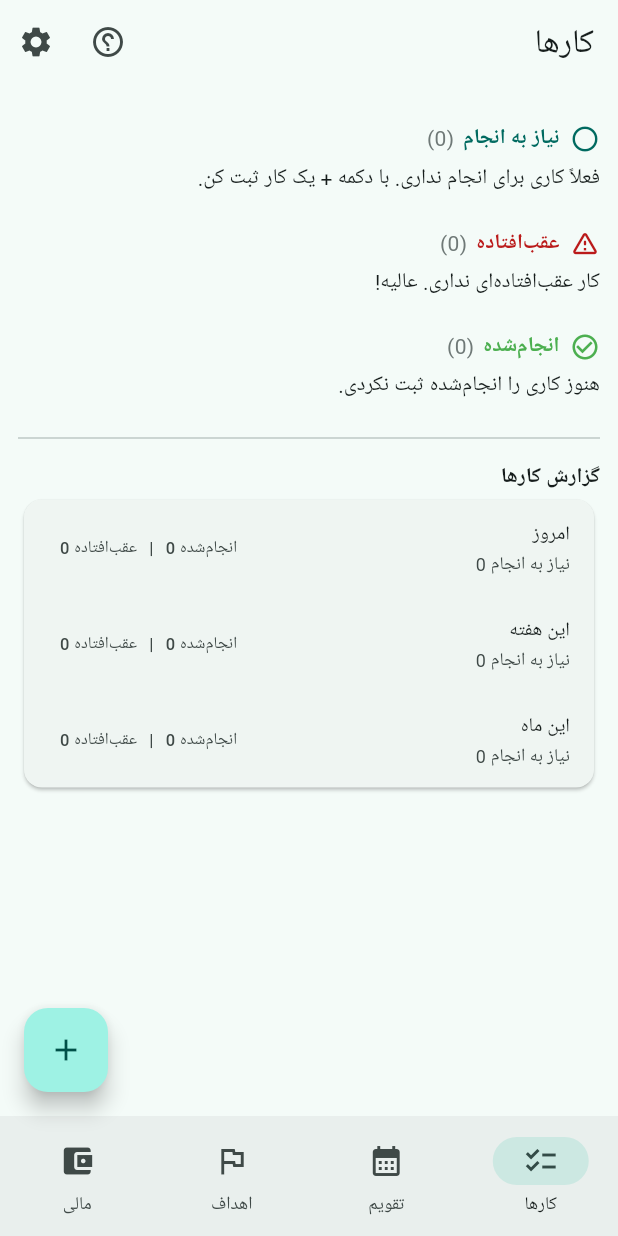
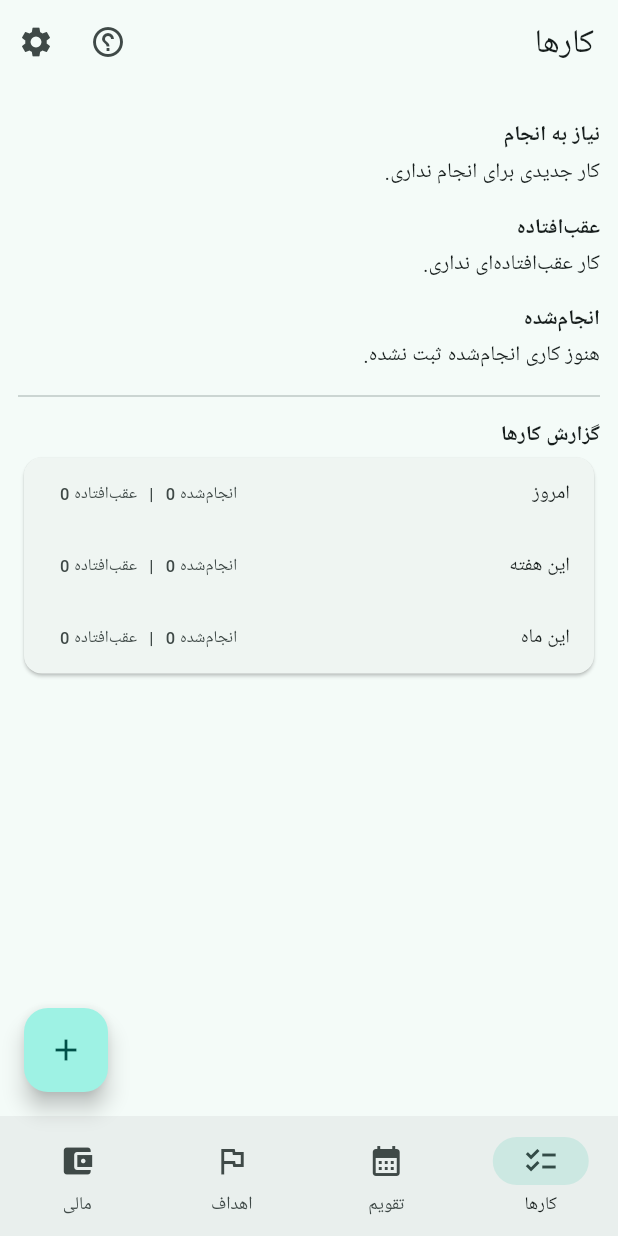
Before and after one commit to SajadAriae/konj-planner, a Flutter app: the screen it shows after launch, after a tap on "بعدی", after a tap on "قبلی", after a tap on the "close" icon, on a phone screen of 412 x 824 dp. Run offline on Flutter 3.47's test engine with Material 3 defaults, Android fonts, the phone set to English and light mode, and no system bars; our stand-ins replace flutter_local_notifications, shared_preferences, timezone; missing offline and left inert: home_widget.

Commit message:
Update main.dart

```diff
--- a/lib/main.dart
+++ b/lib/main.dart
@@ -3,9 +3,9 @@ import 'package:flutter/material.dart';
 import 'package:flutter/services.dart';
 import 'package:shared_preferences/shared_preferences.dart';
 import 'package:flutter_local_notifications/flutter_local_notifications.dart';
+import 'package:home_widget/home_widget.dart';
 import 'package:timezone/data/latest.dart' as tzd;
 import 'package:timezone/timezone.dart' as tz;
-import 'package:home_widget/home_widget.dart';
 
 // ───────────────────────── تنظیمات و ثابت‌ها ─────────────────────────
 const kVer = 4; // نسخه‌ی ساختار داده؛ با تغییر ساختار بالا ببر و در D.load مهاجرت بنویس
@@ -285,60 +285,6 @@ class _JPickS extends State<_JPick> {
   }
 }
 
-// ───────────────────────── ویجت صفحه‌ی اصلی اندروید ─────────────────────────
-Future<void> syncHomeWidget() async {
-  try {
-    final now = DateTime.now();
-    final today = DateTime(now.year, now.month, now.day);
-
-    final todayTasks = D.tasks.where((k) {
-      if (k['done'] == true) return false;
-      final r = k['r'];
-      if (r == null) return true;
-      try {
-        final d = DateTime.parse(r);
-        return d.year == today.year && d.month == today.month && d.day == today.day;
-      } catch (_) {
-        return true;
-      }
-    }).toList();
-
-    final doneToday = D.tasks.where((k) {
-      if (k['done'] != true) return false;
-      final r = k['r'];
-      if (r == null) return false;
-      try {
-        final d = DateTime.parse(r);
-        return d.year == today.year && d.month == today.month && d.day == today.day;
-      } catch (_) {
-        return false;
-      }
-    }).length;
-
-    String nextTask = 'برای امروز کاری نداری 🎉';
-    if (todayTasks.isNotEmpty) {
-      todayTasks.sort((a, b) => ((a['r'] ?? '') as String).compareTo((b['r'] ?? '') as String));
-      nextTask = (todayTasks.first['t'] ?? '').toString();
-      if (nextTask.length > 34) nextTask = '${nextTask.substring(0, 34)}…';
-    }
-
-    final goalCount = D.goals.length;
-    final goalAvg = goalCount == 0
-        ? 0
-        : (D.goals.map((g) => (g['progress'] as int? ?? 0)).reduce((a, b) => a + b) / goalCount).round();
-
-    await Future.wait([
-      HomeWidget.saveWidgetData<int>('today_tasks', todayTasks.length),
-      HomeWidget.saveWidgetData<int>('done_today', doneToday),
-      HomeWidget.saveWidgetData<int>('goal_count', goalCount),
-      HomeWidget.saveWidgetData<int>('goal_avg', goalAvg),
-      HomeWidget.saveWidgetData<String>('next_task', nextTask),
-    ]);
-
-    await HomeWidget.updateWidget(androidName: 'KonjWidgetProvider');
-  } catch (_) {}
-}
-
 // ───────────────────────── داده‌ها ─────────────────────────
 class D {
   static List<Map> tasks = [], events = [], txs = [], goals = [];
@@ -439,6 +385,28 @@ class D {
       return false;
     }
   }
+}
+
+// ───────────────────────── ویجت صفحه اصلی ─────────────────────────
+Future<void> syncHomeWidget() async {
+  try {
+    final now = DateTime.now();
+    final open = D.tasks.where((k) => k['done'] != true).length;
+    final overdue = D.tasks.where((k) {
+      if (k['done'] == true || k['r'] == null) return false;
+      try { return DateTime.parse(k['r']).isBefore(now); } catch (_) { return false; }
+    }).length;
+    final goals = List<Map>.from(D.goals)
+      ..sort((a, b) => (DateTime.tryParse(a['deadline'] ?? '') ?? DateTime(9999))
+          .compareTo(DateTime.tryParse(b['deadline'] ?? '') ?? DateTime(9999)));
+    final goal = goals.isEmpty ? null : goals.first;
+    await HomeWidget.saveWidgetData<String>('openTasks', '$open');
+    await HomeWidget.saveWidgetData<String>('overdueTasks', '$overdue');
+    await HomeWidget.saveWidgetData<String>('goalTitle', goal?['t']?.toString() ?? 'هنوز هدفی ثبت نشده');
+    await HomeWidget.saveWidgetData<String>('goalProgress', '${goal?['progress'] ?? 0}');
+    await HomeWidget.saveWidgetData<String>('today', fd(ds(now)));
+    await HomeWidget.updateWidget(androidName: 'KonjPlannerWidgetProvider');
+  } catch (_) {}
 }
 
 // ───────────────────────── اعلان‌ها ─────────────────────────
@@ -569,49 +537,29 @@ Future<void> main() async {
   WidgetsFlutterBinding.ensureInitialized();
   tzd.initializeTimeZones();
   tz.setLocalLocation(tz.getLocation('Asia/Tehran'));
-
   prefs = await SharedPreferences.getInstance();
   jal = prefs.getBool('jal') ?? true;
   D.load();
 
-  // اول خود رابط برنامه را نمایش می‌دهیم؛ سرویس‌های جانبی نباید مانع بالا آمدن برنامه شوند.
-  runApp(const App());
-
-  WidgetsBinding.instance.addPostFrameCallback((_) {
-    _initBackgroundServices();
-  });
-}
-
-Future<void> _initBackgroundServices() async {
-  // اعلان‌ها، مجوزها و Widget در پس‌زمینه راه‌اندازی می‌شوند تا در صورت خطا
-  // یا تأخیر سرویس‌های اندروید، صفحه اصلی برنامه سیاه یا متوقف نشود.
-  try {
   await notif.initialize(
     const InitializationSettings(
       android: AndroidInitializationSettings('@mipmap/ic_launcher'),
     ),
   );
-  } catch (_) {}
-
+
+  // هر بار نصب/آپدیت یا اجرای برنامه، هر دو مجوز را بررسی می‌کنیم.
   try {
     final a = notif.resolvePlatformSpecificImplementation<AndroidFlutterLocalNotificationsPlugin>();
     await a?.requestNotificationsPermission();
-  } catch (_) {}
-
-  try {
-    final a = notif.resolvePlatformSpecificImplementation<AndroidFlutterLocalNotificationsPlugin>();
     await a?.requestExactAlarmsPermission();
   } catch (_) {}
 
-  try {
+  runApp(const App());
+  WidgetsBinding.instance.addPostFrameCallback((_) async {
     await scheduleAll();
-  } catch (_) {}
-
-  try {
     await syncHomeWidget();
-  } catch (_) {}
-}
-
+  });
+}
 
 class App extends StatelessWidget {
   const App({super.key});
@@ -1266,43 +1214,31 @@ class _H extends State<Home> {
   }
 
   Widget tasks() {
-    final now = DateTime.now();
-    final today = ds(now);
-    final nowIso = now.toIso8601String();
+    final now = DateTime.now(), t = ds(now), nowIso = now.toIso8601String();
     final wk = ds(now.subtract(Duration(days: (now.weekday + 1) % 7)));
     final mo = monthStart(now);
-    final ev = D.events.where((e) => e['wd'] == now.weekday && today.compareTo(e['from']) >= 0 && today.compareTo(e['to']) <= 0).toList()
+    final ev = D.events.where((e) => e['wd'] == now.weekday && t.compareTo(e['from']) >= 0 && t.compareTo(e['to']) <= 0).toList()
       ..sort(byStart);
-
-    bool overdue(Map k) {
-      if (k['done'] == true) return false;
-      final r = k['r'] as String?;
-      return r != null && r.compareTo(nowIso) < 0;
-    }
-
-    final need = D.tasks.where((k) => k['done'] != true && !overdue(k)).toList()
-      ..sort((a, b) {
+    final overdue = D.tasks.where((k) {
+      if (k['done'] == true || k['r'] == null) return false;
+      try { return DateTime.parse(k['r']).isBefore(now); } catch (_) { return false; }
+    }).toList();
+    final needs = D.tasks.where((k) => k['done'] != true && !overdue.contains(k)).toList();
+    final done = D.tasks.where((k) => k['done'] == true).toList();
+    int taskSort(Map a, Map b) {
       final s = (b['star'] == true ? 1 : 0) - (a['star'] == true ? 1 : 0);
-        if (s != 0) return s;
-        final ar = (a['r'] as String?) ?? '9999-99-99T99:99:99';
-        final br = (b['r'] as String?) ?? '9999-99-99T99:99:99';
-        final r = ar.compareTo(br);
-        return r != 0 ? r : (a['id'] as int).compareTo(b['id'] as int);
-      });
-
-    final late = D.tasks.where(overdue).toList()
-      ..sort((a, b) => ((a['r'] as String?) ?? '').compareTo((b['r'] as String?) ?? ''));
-
-    final done = D.tasks.where((k) => k['done'] == true).toList()
-      ..sort((a, b) => ((b['doneAt'] as String?) ?? '').compareTo((a['doneAt'] as String?) ?? ''));
+      return s != 0 ? s : (a['id'] as int).compareTo(b['id'] as int);
+    }
+    needs.sort(taskSort);
+    overdue.sort((a, b) => ((a['r'] ?? '') as String).compareTo((b['r'] ?? '') as String));
+    done.sort((a, b) => ((b['doneAt'] ?? '') as String).compareTo((a['doneAt'] ?? '') as String));
 
     Widget tile(Map k) {
       final d = k['done'] == true;
-      final subs = (k['subs'] as List? ?? const []).cast<Map>();
+      final subs = (k['subs'] as List).cast<Map>();
       final sd = subs.where((s) => s['done'] == true).length;
-      final lateNow = overdue(k);
       final info = [
-        if (k['r'] != null) '${lateNow ? '⚠️' : '⏰'} ${fd(k['r'])}  ${(k['r'] as String).substring(11, 16)}',
+        if (k['r'] != null) '⏰ ${fd(k['r'])}  ${(k['r'] as String).length >= 16 ? (k['r'] as String).substring(11, 16) : ''}',
         if (subs.isNotEmpty) 'زیرمجموعه: $sd از ${subs.length}',
       ].join('   •   ');
       return Dismissible(
@@ -1314,7 +1250,7 @@ class _H extends State<Home> {
             ListTile(
                 leading: Checkbox(value: d, onChanged: (_) => toggle(k)),
                 title: Text(k['t'], style: d ? const TextStyle(decoration: TextDecoration.lineThrough, color: Colors.grey) : null),
-                subtitle: info.isEmpty ? null : Text(info, style: lateNow ? TextStyle(color: Theme.of(context).colorScheme.error) : null),
+                subtitle: info.isEmpty ? null : Text(info),
                 trailing: Row(mainAxisSize: MainAxisSize.min, children: [
                   IconButton(
                       tooltip: 'مهم',
@@ -1331,15 +1267,16 @@ class _H extends State<Home> {
                             PopupMenuItem(value: 'd', child: Text('حذف')),
                           ]),
                 ])),
-            for (final sub in subs)
+            for (final s in subs)
               CheckboxListTile(
                   dense: true,
                   controlAffinity: ListTileControlAffinity.leading,
                   contentPadding: const EdgeInsets.only(right: 40, left: 16),
-                  value: sub['done'] == true,
-                  title: Text(sub['t'], style: sub['done'] == true ? const TextStyle(decoration: TextDecoration.lineThrough, color: Colors.grey) : null),
+                  value: s['done'] == true,
+                  title: Text(s['t'],
+                      style: s['done'] == true ? const TextStyle(decoration: TextDecoration.lineThrough, color: Colors.grey) : null),
                   onChanged: (v) {
-                    sub['done'] = v == true;
+                    s['done'] = v == true;
                     upd();
                   }),
           ])));
@@ -1347,41 +1284,28 @@ class _H extends State<Home> {
 
     Widget rep(String label, String from) {
       final dn = D.tasks.where((k) => k['done'] == true && ((k['doneAt'] ?? '') as String).compareTo(from) >= 0).length;
-      final od = D.tasks.where((k) {
+      final od = overdue.where((k) {
         final r = k['r'] as String?;
-        return k['done'] != true && r != null && r.compareTo(nowIso) < 0 && r.substring(0, 10).compareTo(from) >= 0;
+        return r != null && r.substring(0, 10).compareTo(from) >= 0;
       }).length;
-      final todo = D.tasks.where((k) => k['done'] != true && !overdue(k)).length;
-      return ListTile(dense: true, title: Text(label), subtitle: Text('نیاز به انجام $todo'), trailing: Text('انجام‌شده $dn   |   عقب‌افتاده $od'));
-    }
-
-    Widget section(String title, IconData icon, List<Map> list, {Color? color, String? empty}) => Column(
-          crossAxisAlignment: CrossAxisAlignment.stretch,
-          children: [
-            Padding(
-              padding: const EdgeInsets.only(top: 14, bottom: 6),
-              child: Row(children: [
-                Icon(icon, size: 20, color: color),
-                const SizedBox(width: 7),
-                Text(title, style: TextStyle(fontWeight: FontWeight.bold, color: color)),
-                const SizedBox(width: 6),
-                Text('(${list.length})', style: TextStyle(color: Theme.of(context).colorScheme.outline)),
-              ]),
-            ),
-            if (list.isEmpty) Padding(padding: const EdgeInsets.only(bottom: 8), child: Text(empty ?? 'موردی نیست.')),
-            for (final k in list) tile(k),
-          ],
-        );
+      return ListTile(dense: true, title: Text(label), trailing: Text('انجام‌شده $dn   |   عقب‌افتاده $od'));
+    }
 
     return ListView(padding: const EdgeInsets.all(12), children: [
       for (final e in ev)
         Card(child: ListTile(leading: const Icon(Icons.schedule), title: Text(e['t']), subtitle: Text('${hm(e['s'])} – ${hm(e['e'])}'))),
-      section('نیاز به انجام', Icons.radio_button_unchecked, need, color: Theme.of(context).colorScheme.primary, empty: 'فعلاً کاری برای انجام نداری. با دکمه + یک کار ثبت کن.'),
-      section('عقب‌افتاده', Icons.warning_amber_rounded, late, color: Theme.of(context).colorScheme.error, empty: 'کار عقب‌افتاده‌ای نداری. عالیه!'),
-      section('انجام‌شده', Icons.check_circle_outline, done, color: Colors.green, empty: 'هنوز کاری را انجام‌شده ثبت نکردی.'),
+      const Padding(padding: EdgeInsets.only(top: 12, bottom: 4), child: Text('نیاز به انجام', style: TextStyle(fontWeight: FontWeight.bold))),
+      for (final k in needs) tile(k),
+      if (needs.isEmpty) const Text('کار جدیدی برای انجام نداری.'),
+      const Padding(padding: EdgeInsets.only(top: 16, bottom: 4), child: Text('عقب‌افتاده', style: TextStyle(fontWeight: FontWeight.bold))),
+      for (final k in overdue) tile(k),
+      if (overdue.isEmpty) const Text('کار عقب‌افتاده‌ای نداری.'),
+      const Padding(padding: EdgeInsets.only(top: 16, bottom: 4), child: Text('انجام‌شده', style: TextStyle(fontWeight: FontWeight.bold))),
+      for (final k in done) tile(k),
+      if (done.isEmpty) const Text('هنوز کاری انجام‌شده ثبت نشده.'),
       const Divider(height: 32),
       const Text('گزارش کارها', style: TextStyle(fontWeight: FontWeight.bold)),
-      Card(child: Column(children: [rep('امروز', today), rep('این هفته', wk), rep('این ماه', mo)])),
+      Card(child: Column(children: [rep('امروز', t), rep('این هفته', wk), rep('این ماه', mo)])),
       const SizedBox(height: 80),
     ]);
   }
@@ -1573,9 +1497,7 @@ class _H extends State<Home> {
   }
 
   Future<void> txSheet([Map? o]) async {
-    final amt = TextEditingController(text: o != null ? n(o['a']) : ''),
-        ttl = TextEditingController(text: o?['t'] ?? ''),
-        note = TextEditingController(text: o?['note'] ?? '');
+    final amt = TextEditingController(text: o != null ? n(o['a']) : ''), ttl = TextEditingController(text: o?['t'] ?? ''), note = TextEditingController(text: o?['note'] ?? '');
     var inc = o?['inc'] == true;
     var cat = (o?['c'] ?? 'سایر') as String;
     var date = o != null ? DateTime.parse(o['d']) : DateTime.now();
@@ -1589,16 +1511,7 @@ class _H extends State<Home> {
                   child: SingleChildScrollView(
                       child: Column(mainAxisSize: MainAxisSize.min, children: [
                     TextField(controller: ttl, decoration: const InputDecoration(labelText: 'عنوان')),
-                    TextField(
-                        controller: note,
-                        minLines: 2,
-                        maxLines: 4,
-                        decoration: const InputDecoration(
-                          labelText: 'یادداشت / توضیحات',
-                          hintText: 'مثلاً بابت چه چیزی، برای چه کسی یا چه توضیحی لازم است؟',
-                          alignLabelWithHint: true,
-                          prefixIcon: Icon(Icons.notes_outlined),
-                        )),
+                    TextField(controller: note, maxLines: 2, decoration: const InputDecoration(labelText: 'توضیحات / یادداشت', hintText: 'مثلاً بابت چه چیزی پرداخت شد؟')),
                     TextField(
                         controller: amt,
                         autofocus: o == null,
@@ -1635,14 +1548,7 @@ class _H extends State<Home> {
                         onPressed: () {
                           final v = int.tryParse(en(amt.text));
                           if (v == null || v == 0) return;
-                          final m = {
-                            'a': v,
-                            'inc': inc,
-                            'c': cat,
-                            't': ttl.text.trim(),
-                            'note': note.text.trim(),
-                            'd': ds(date),
-                          };
+                          final m = {'a': v, 'inc': inc, 'c': cat, 't': ttl.text.trim(), 'note': note.text.trim(), 'd': ds(date)};
                           if (o != null) {
                             o.addAll(m);
                           } else {
@@ -1690,8 +1596,7 @@ class _H extends State<Home> {
                 onTap: () => txSheet(x),
                 leading: Icon(x['inc'] == true ? Icons.south_west : Icons.north_east, color: x['inc'] == true ? Colors.green : Colors.red),
                 title: Text((x['t'] ?? '') != '' ? x['t'] : x['c']),
-                subtitle: Text(
-                    '${x['c']} • ${fd(x['d'])}${(x['note'] ?? '').toString().trim().isNotEmpty ? ' • ${x['note']}' : ''}'),
+                subtitle: Text('${x['c']} • ${fd(x['d'])}${(x['note'] ?? '').toString().isNotEmpty ? ' • ${x['note']}' : ''}'),
                 trailing: Row(mainAxisSize: MainAxisSize.min, children: [
                   Text(n(x['a'])),
                   IconButton(icon: const Icon(Icons.delete_outline), onPressed: () => delTx(x)),
```
Lines whose indentation alone changed are shown as unchanged.
